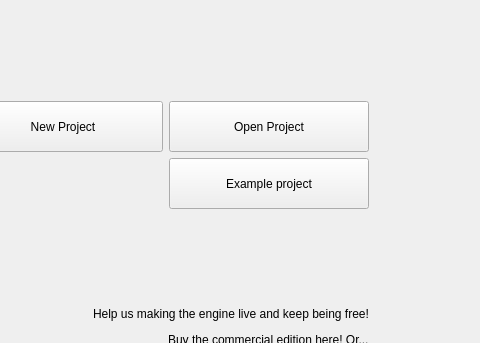
The window that Editor/CustomWidgets/panelmainmenu.ui (RPG-Paper-Maker/RPG-Paper-Maker) describes before a commit, drawn with Qt 5; both pictures show x 215 to 695 and y 0 to 343 of the 695 by 449 pixel window.
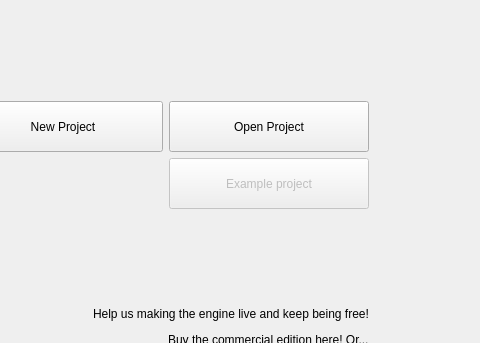
The same window after the commit. Icons and pictures are not drawn. Custom widgets are drawn as their Qt base class.

Patch:
```diff
--- a/Editor/CustomWidgets/panelmainmenu.ui
+++ b/Editor/CustomWidgets/panelmainmenu.ui
@@ -142,6 +142,9 @@
          </item>
          <item>
           <widget class="QPushButton" name="pushButtonExampleProject">
+           <property name="enabled">
+            <bool>false</bool>
+           </property>
            <property name="minimumSize">
             <size>
              <width>200</width>
```
